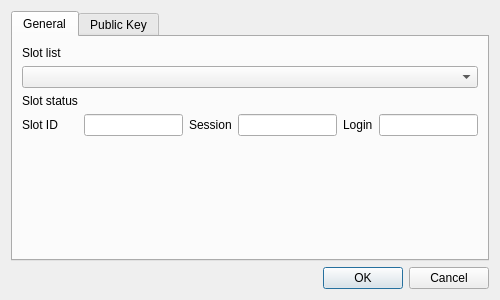
jykim74/CryptokiMan, file HsmMan/create_rsa_pub_key_dlg.ui: the form before one commit.
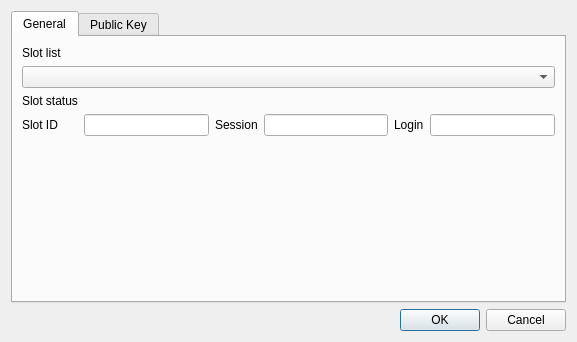
The form after the commit.

The edit to the form file:
```diff
--- a/HsmMan/create_rsa_pub_key_dlg.ui
+++ b/HsmMan/create_rsa_pub_key_dlg.ui
@@ -6,8 +6,8 @@
    <rect>
     <x>0</x>
     <y>0</y>
-    <width>500</width>
-    <height>300</height>
+    <width>577</width>
+    <height>342</height>
    </rect>
   </property>
   <property name="windowTitle">
```
Left out of the diff: 2 changed lines with no effect on the pictures.
